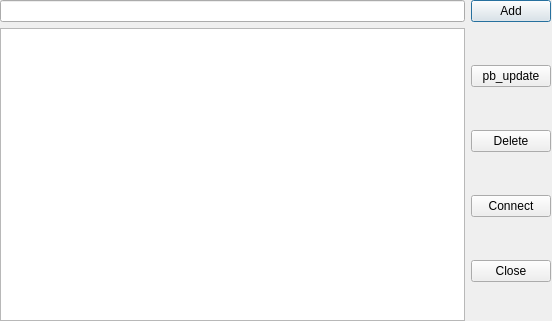
Old version of the form dialog.ui in the repository WTFTrick/TestMutomo.
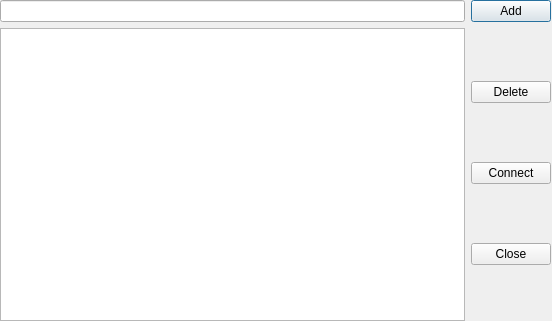
New version of the form.

The edit to the form file:
```diff
--- a/dialog.ui
+++ b/dialog.ui
@@ -32,14 +32,7 @@
     </item>
     <item row="1" column="1">
      <layout class="QGridLayout" name="gridLayout_2">
-      <item row="3" column="1">
-       <widget class="QPushButton" name="pb_close">
-        <property name="text">
-         <string>Close</string>
-        </property>
-       </widget>
-      </item>
-      <item row="1" column="1">
+      <item row="0" column="1">
        <widget class="QPushButton" name="pb_del">
         <property name="text">
          <string>Delete</string>
@@ -47,19 +40,19 @@
        </widget>
       </item>
       <item row="2" column="1">
+       <widget class="QPushButton" name="pb_close">
+        <property name="text">
+         <string>Close</string>
+        </property>
+       </widget>
+      </item>
+      <item row="1" column="1">
        <widget class="QPushButton" name="pb_connect">
         <property name="text">
          <string>Connect</string>
         </property>
        </widget>
       </item>
-      <item row="0" column="1">
-       <widget class="QPushButton" name="pb_update">
-        <property name="text">
-         <string>pb_update</string>
-        </property>
-       </widget>
-      </item>
      </layout>
     </item>
     <item row="0" column="0">
```
